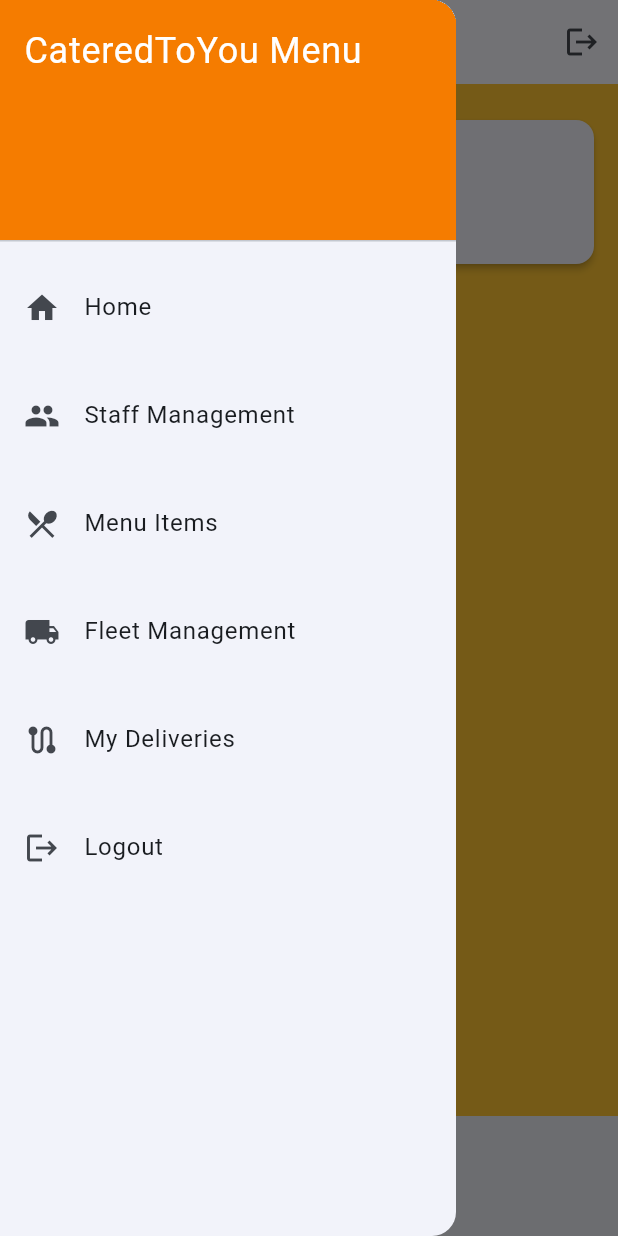
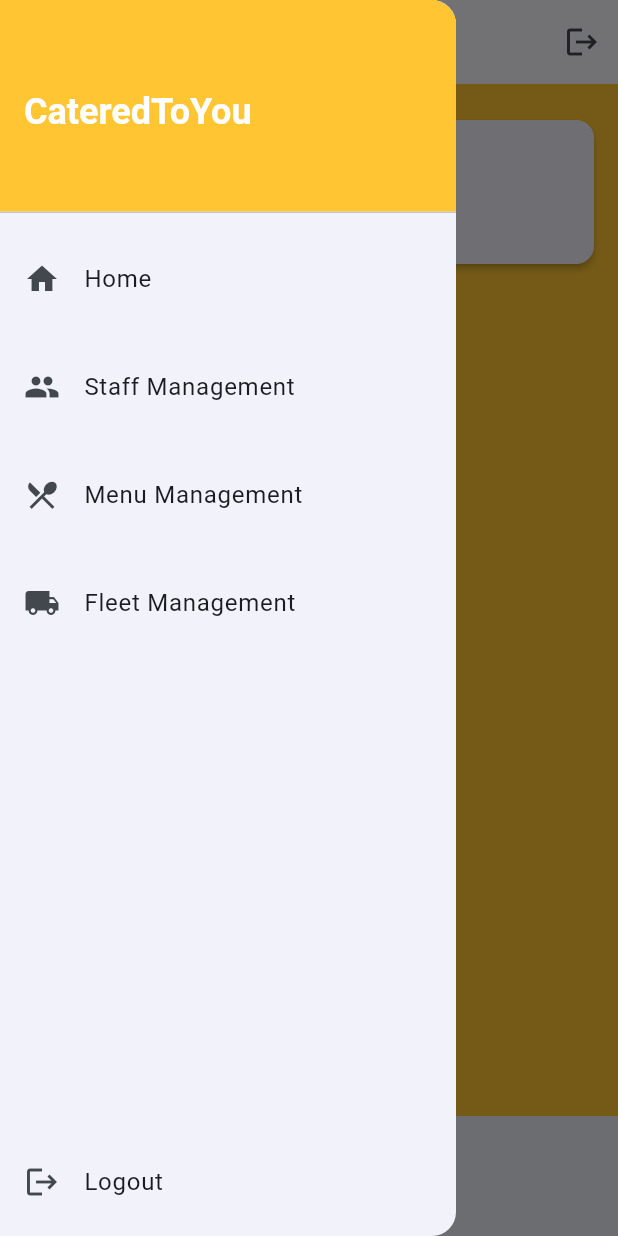
Before and after one commit to HarzaanHussain/cateredtoyou, a Flutter app: the screen it shows once a user with an empty profile is signed in, with the side drawer open, on a phone screen of 412 x 824 dp. Run offline on Flutter 3.47's test engine with Material 3 defaults, Android fonts, the phone set to English and light mode, and no system bars; our stand-ins replace cloud_firestore, firebase_auth, firebase_core, firebase_messaging, flutter_local_notifications, flutter_map and 7 more; accounts and stored records are empty.

```diff
--- a/lib/widgets/custom_drawer.dart
+++ b/lib/widgets/custom_drawer.dart
@@ -7,16 +7,25 @@ class CustomDrawer extends StatelessWidget {
   @override
   Widget build(BuildContext context) {
     return Drawer(
-      child: ListView(
-        padding: EdgeInsets.zero,
+      child: Column(
         children: [
-          DrawerHeader(
-            decoration: BoxDecoration(
-              color: Colors.orange[700],
-            ),
-            child: const Text(
-              'CateredToYou Menu',
-              style: TextStyle(fontSize: 24, color: Colors.white),
+          SizedBox(
+            height: 150, // Ensures proper header height
+            width: double.infinity, // Stretches header across full width
+            child: DrawerHeader(
+              decoration: const BoxDecoration(
+                color: Color(0xFFFFC533), // Your preferred header color
+              ),
+              child: Align(
+                alignment: Alignment.centerLeft,
+                child: Text(
+                  'CateredToYou',
+                  style: Theme.of(context).textTheme.headlineSmall?.copyWith(
+                    color: Colors.white,
+                    fontWeight: FontWeight.bold,
+                  ),
+                ),
+              ),
             ),
           ),
           ListTile(
@@ -31,7 +40,7 @@ class CustomDrawer extends StatelessWidget {
           ),
           ListTile(
             leading: const Icon(Icons.restaurant_menu),
-            title: const Text('Menu Items'),
+            title: const Text('Menu Management'),
             onTap: () => context.go('/menu-items'),
           ),
           ListTile(
@@ -39,15 +48,11 @@ class CustomDrawer extends StatelessWidget {
             title: const Text('Fleet Management'),
             onTap: () => context.go('/vehicles'),
           ),
-          ListTile(
-            leading: const Icon(Icons.route),
-            title: const Text('My Deliveries'),
-            onTap: () => context.go('/driver-deliveries'),
-          ),
+          const Spacer(),
           ListTile(
             leading: const Icon(Icons.logout),
             title: const Text('Logout'),
-            onTap: () => Navigator.pop(context), // Closes drawer
+            onTap: () {}, // Handle logout logic
           ),
         ],
       ),
```
